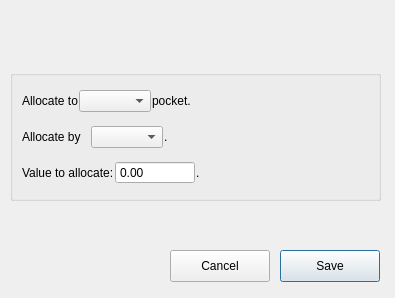
The window that ui/allocation_rule_edit_dialog.ui (fishija/fcontrol-personal-finance) describes before a commit, drawn with Qt 5.
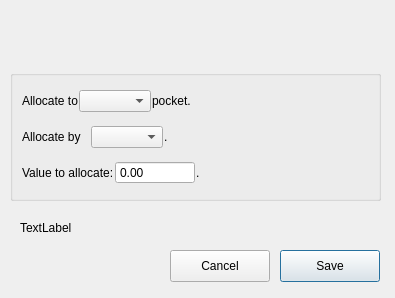
The same window after the commit.

The edit to the form file:
```diff
--- a/ui/allocation_rule_edit_dialog.ui
+++ b/ui/allocation_rule_edit_dialog.ui
@@ -195,6 +195,19 @@
     </item>
    </layout>
   </widget>
+  <widget class="QLabel" name="infoLabel">
+   <property name="geometry">
+    <rect>
+     <x>20</x>
+     <y>220</y>
+     <width>361</width>
+     <height>16</height>
+    </rect>
+   </property>
+   <property name="text">
+    <string>TextLabel</string>
+   </property>
+  </widget>
  </widget>
  <resources/>
  <connections/>
```
